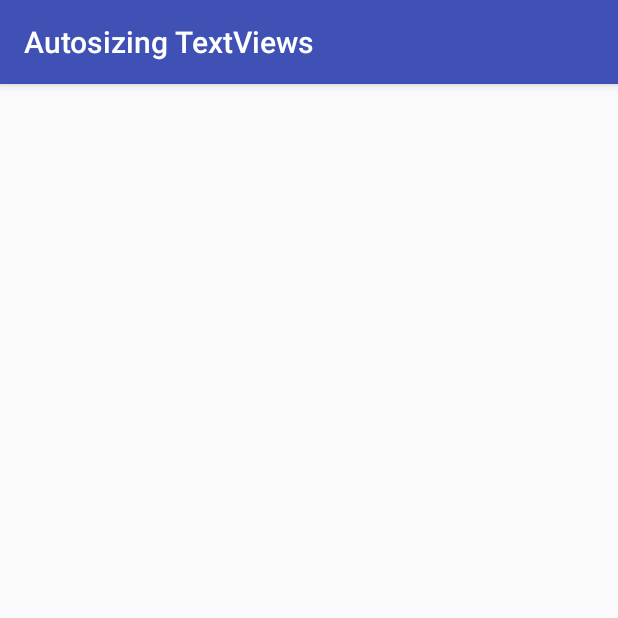
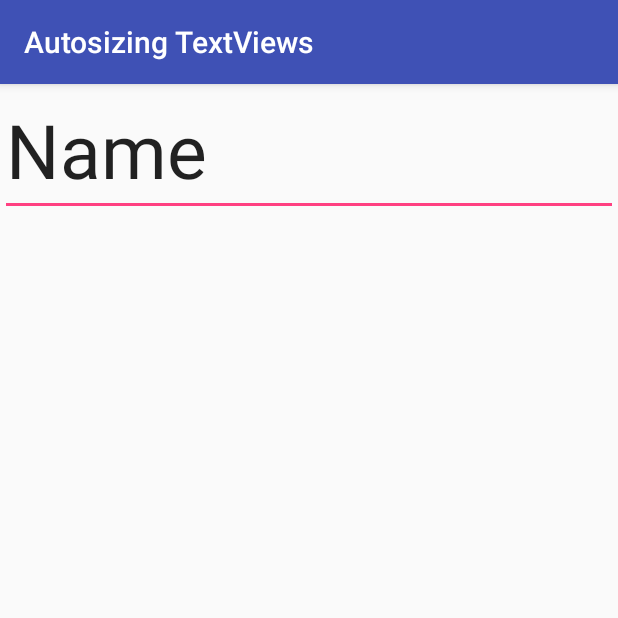
Before and after one commit to rahulmmohan/Android-AutosizingTextViews, an Android app: the screen it shows after launch (MainActivity), on a phone screen of 412 x 824 dp, the top half of it. Run offline under Robolectric (Android 15) with nearby library versions, the phone set to English and light mode, and no system bars.

Commit message:
auto size attributes

```diff
--- a/app/src/main/java/com/overrideandroid/autosizingtextviews/MainActivity.java
+++ b/app/src/main/java/com/overrideandroid/autosizingtextviews/MainActivity.java
@@ -2,6 +2,10 @@ package com.overrideandroid.autosizingtextviews;
 
 import android.support.v7.app.AppCompatActivity;
 import android.os.Bundle;
+import android.text.Editable;
+import android.text.TextWatcher;
+import android.widget.EditText;
+import android.widget.TextView;
 
 public class MainActivity extends AppCompatActivity {
 
@@ -9,5 +13,21 @@ public class MainActivity extends AppCompatActivity {
     protected void onCreate(Bundle savedInstanceState) {
         super.onCreate(savedInstanceState);
         setContentView(R.layout.activity_main);
+        ((EditText) findViewById(R.id.editText)).addTextChangedListener(new TextWatcher() {
+            @Override
+            public void beforeTextChanged(CharSequence charSequence, int i, int i1, int i2) {
+
+            }
+
+            @Override
+            public void onTextChanged(CharSequence charSequence, int i, int i1, int i2) {
+
+            }
+
+            @Override
+            public void afterTextChanged(Editable editable) {
+                ((TextView) findViewById(R.id.text)).setText(editable.toString());
+            }
+        });
     }
 }
--- a/app/src/main/res/layout/activity_main.xml
+++ b/app/src/main/res/layout/activity_main.xml
@@ -8,4 +8,32 @@
     tools:context="com.overrideandroid.autosizingtextviews.MainActivity">
 
 
+
+    <EditText
+        android:id="@+id/editText"
+        android:layout_width="match_parent"
+        android:layout_height="wrap_content"
+        android:ems="10"
+        android:textSize="50sp"
+        android:autoSizePresetSizes="@array/autosize_text_sizes"
+        android:inputType="textPersonName"
+        android:text="Name" />
+
+    <TextView
+        android:background="#555"
+        android:id="@+id/text"
+        android:layout_margin="10dp"
+        android:layout_width="wrap_content"
+        android:layout_height="wrap_content"
+        android:autoSizeText="uniform"
+        android:textSize="50sp"
+        android:singleLine="true"
+        android:autoSizePresetSizes="@array/autosize_text_sizes"/>
+
+    <TextView
+        android:layout_margin="10dp"
+        android:layout_width="match_parent"
+        android:layout_height="wrap_content"
+        android:autoSizePresetSizes="@array/autosize_text_sizes" />
+
 </LinearLayout>
--- /dev/null
+++ b/app/src/main/res/values/arrays.xml
@@ -0,0 +1,11 @@
+<?xml version="1.0" encoding="utf-8"?>
+<resources>
+    <array
+        name="autosize_text_sizes">
+        <item>10sp</item>
+        <item>12sp</item>
+        <item>20sp</item>
+        <item>40sp</item>
+        <item>100sp</item>
+    </array>
+</resources>
```
